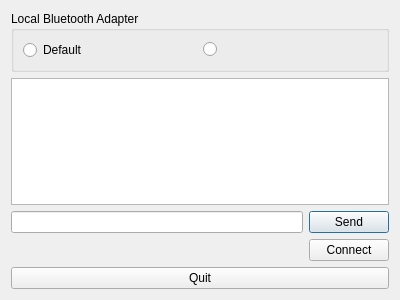
This is QtApp/chat.ui in Kolsha/ESP32-SPP-QT as Qt 5 draws it before an edit. The edited form follows.
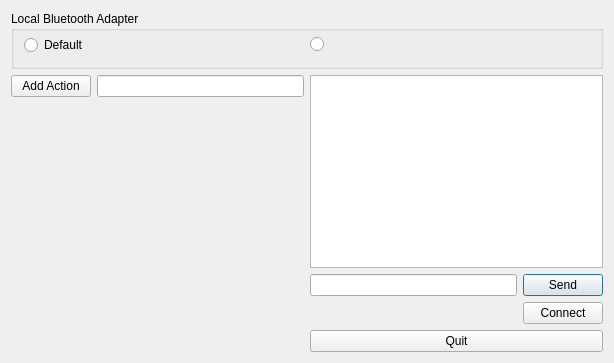
This is the edited form.

Commit message: added deivec groupbox, cmd execution etc

Patch:
```diff
--- a/QtApp/chat.ui
+++ b/QtApp/chat.ui
@@ -6,8 +6,8 @@
    <rect>
     <x>0</x>
     <y>0</y>
-    <width>400</width>
-    <height>300</height>
+    <width>614</width>
+    <height>363</height>
    </rect>
   </property>
   <property name="windowTitle">
@@ -23,6 +23,18 @@
       <bool>false</bool>
      </property>
      <layout class="QHBoxLayout" name="horizontalLayout_3">
+      <property name="leftMargin">
+       <number>10</number>
+      </property>
+      <property name="topMargin">
+       <number>4</number>
+      </property>
+      <property name="rightMargin">
+       <number>10</number>
+      </property>
+      <property name="bottomMargin">
+       <number>11</number>
+      </property>
       <item>
        <widget class="QRadioButton" name="firstAdapter">
         <property name="text">
@@ -41,30 +53,18 @@
     </widget>
    </item>
    <item>
-    <widget class="QTextEdit" name="chat">
-     <property name="focusPolicy">
-      <enum>Qt::NoFocus</enum>
+    <layout class="QGridLayout" name="centralLayout">
+     <property name="rightMargin">
+      <number>0</number>
      </property>
-    </widget>
-   </item>
-   <item>
-    <layout class="QHBoxLayout" name="horizontalLayout">
-     <item>
-      <widget class="QLineEdit" name="sendText"/>
-     </item>
-     <item>
-      <widget class="QPushButton" name="sendButton">
+     <item row="3" column="1">
+      <widget class="QPushButton" name="quitButton">
        <property name="text">
-        <string>Send</string>
-       </property>
-       <property name="default">
-        <bool>true</bool>
+        <string>Quit</string>
        </property>
       </widget>
      </item>
-    </layout>
-   </item>
-   <item>
+     <item row="2" column="1">
     <layout class="QHBoxLayout" name="horizontalLayout_2">
      <item>
       <spacer name="horizontalSpacer">
@@ -88,12 +88,73 @@
      </item>
     </layout>
    </item>
+     <item row="1" column="1">
+      <layout class="QHBoxLayout" name="horizontalLayout">
    <item>
-    <widget class="QPushButton" name="quitButton">
+        <widget class="QLineEdit" name="sendText"/>
+       </item>
+       <item>
+        <widget class="QPushButton" name="sendButton">
      <property name="text">
-      <string>Quit</string>
-     </property>
-    </widget>
+          <string>Send</string>
+         </property>
+         <property name="default">
+          <bool>true</bool>
+         </property>
+        </widget>
+       </item>
+      </layout>
+     </item>
+     <item row="0" column="1">
+      <widget class="QTextEdit" name="chat">
+       <property name="focusPolicy">
+        <enum>Qt::NoFocus</enum>
+       </property>
+      </widget>
+     </item>
+     <item row="0" column="0" rowspan="4">
+      <layout class="QVBoxLayout" name="deviceLayout">
+       <property name="spacing">
+        <number>-1</number>
+       </property>
+       <property name="leftMargin">
+        <number>0</number>
+       </property>
+       <item>
+        <layout class="QFormLayout" name="formLayout">
+         <property name="fieldGrowthPolicy">
+          <enum>QFormLayout::AllNonFixedFieldsGrow</enum>
+         </property>
+         <property name="rowWrapPolicy">
+          <enum>QFormLayout::WrapLongRows</enum>
+         </property>
+         <property name="labelAlignment">
+          <set>Qt::AlignRight|Qt::AlignTrailing|Qt::AlignVCenter</set>
+         </property>
+         <property name="formAlignment">
+          <set>Qt::AlignHCenter|Qt::AlignTop</set>
+         </property>
+         <property name="horizontalSpacing">
+          <number>-1</number>
+         </property>
+         <item row="0" column="1">
+          <widget class="QLineEdit" name="cmdLineEdit"/>
+         </item>
+         <item row="0" column="0">
+          <widget class="QPushButton" name="addActionButton">
+           <property name="text">
+            <string>Add Action</string>
+           </property>
+           <property name="shortcut">
+            <string>Ctrl+S</string>
+           </property>
+          </widget>
+         </item>
+        </layout>
+       </item>
+      </layout>
+     </item>
+    </layout>
    </item>
   </layout>
  </widget>
```
Lines whose indentation alone changed are shown as unchanged. The commit also changes 2 other files.
